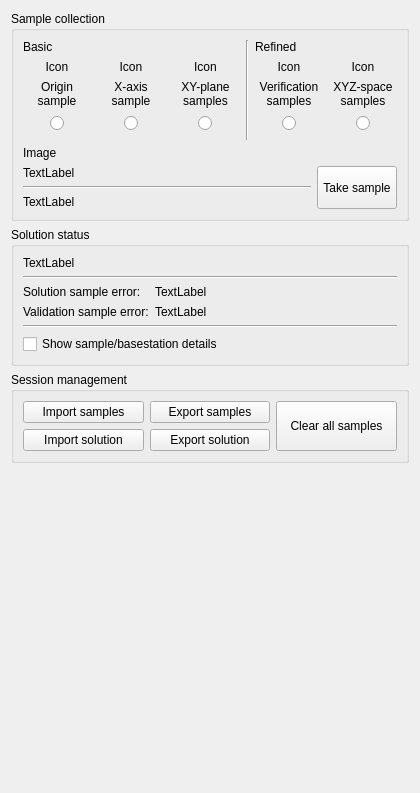
Before: the Qt Designer form src/cfclient/ui/widgets/geo_estimator.ui in bitcraze/crazyflie-clients-python, drawn with Qt 5.
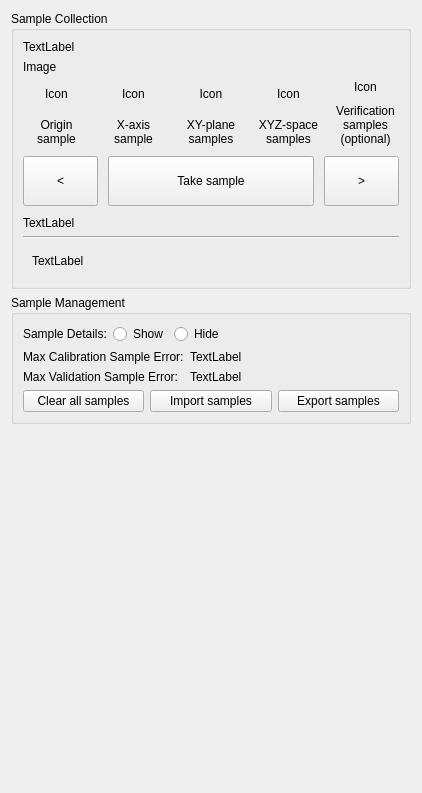
After: the same form once the commit is applied.

Commit message: First steps of joes new design

```diff
--- a/src/cfclient/ui/widgets/geo_estimator.ui
+++ b/src/cfclient/ui/widgets/geo_estimator.ui
@@ -6,7 +6,7 @@
    <rect>
     <x>0</x>
     <y>0</y>
-    <width>420</width>
+    <width>422</width>
     <height>793</height>
    </rect>
   </property>
@@ -30,374 +30,225 @@
           <string notr="true"/>
          </property>
          <property name="title">
-          <string>Sample collection</string>
+          <string>Sample Collection</string>
          </property>
          <layout class="QVBoxLayout" name="verticalLayout_2">
           <item>
-           <layout class="QGridLayout" name="gridLayout">
-            <item row="3" column="1">
-             <widget class="QLabel" name="label_7">
-              <property name="text">
-               <string>&lt;html&gt;&lt;head/&gt;&lt;body&gt;&lt;p align=&quot;center&quot;&gt;X-axis&lt;br/&gt;sample&lt;/p&gt;&lt;/body&gt;&lt;/html&gt;</string>
+           <layout class="QGridLayout" name="gridLayout_5">
+            <item row="1" column="0">
+             <widget class="QLabel" name="_step_image">
+              <property name="styleSheet">
+               <string notr="true"/>
               </property>
-             </widget>
-            </item>
-            <item row="1" column="4" colspan="2">
-             <widget class="QLabel" name="_refined_steps_section_label">
               <property name="text">
-               <string>Refined</string>
+               <string>Image</string>
               </property>
              </widget>
             </item>
-            <item row="1" column="3" rowspan="5">
-             <widget class="Line" name="line_2">
-              <property name="orientation">
-               <enum>Qt::Orientation::Vertical</enum>
+            <item row="0" column="0">
+             <widget class="QLabel" name="_step_instructions">
+              <property name="sizePolicy">
+               <sizepolicy hsizetype="MinimumExpanding" vsizetype="Preferred">
+                <horstretch>0</horstretch>
+                <verstretch>0</verstretch>
+               </sizepolicy>
               </property>
-             </widget>
-            </item>
-            <item row="2" column="5">
-             <widget class="QLabel" name="_xyz_space_icon">
               <property name="text">
-               <string>Icon</string>
+               <string>TextLabel</string>
               </property>
-              <property name="alignment">
-               <set>Qt::AlignmentFlag::AlignCenter</set>
+              <property name="wordWrap">
+               <bool>true</bool>
               </property>
              </widget>
             </item>
-            <item row="1" column="0" colspan="3">
-             <widget class="QLabel" name="_basic_steps_section_label">
-              <property name="text">
-               <string>Basic</string>
-              </property>
-             </widget>
-            </item>
-            <item row="2" column="2">
-             <widget class="QLabel" name="_xy_plane_icon">
-              <property name="text">
-               <string>Icon</string>
-              </property>
-              <property name="alignment">
-               <set>Qt::AlignmentFlag::AlignCenter</set>
-              </property>
-             </widget>
-            </item>
-            <item row="2" column="1">
-             <widget class="QLabel" name="_x_axis_icon">
-              <property name="text">
-               <string>Icon</string>
-              </property>
-              <property name="alignment">
-               <set>Qt::AlignmentFlag::AlignCenter</set>
-              </property>
-             </widget>
-            </item>
-            <item row="3" column="4">
-             <widget class="QLabel" name="label_9">
-              <property name="text">
-               <string>&lt;html&gt;&lt;head/&gt;&lt;body&gt;&lt;p align=&quot;center&quot;&gt;Verification&lt;br/&gt;samples&lt;/p&gt;&lt;/body&gt;&lt;/html&gt;</string>
-              </property>
-             </widget>
-            </item>
-            <item row="2" column="4">
-             <widget class="QLabel" name="_verification_icon">
-              <property name="text">
-               <string>Icon</string>
-              </property>
-              <property name="alignment">
-               <set>Qt::AlignmentFlag::AlignCenter</set>
-              </property>
-             </widget>
-            </item>
-            <item row="4" column="0">
-             <layout class="QHBoxLayout" name="horizontalLayout_2">
-              <item>
-               <spacer name="horizontalSpacer_2">
-                <property name="orientation">
-                 <enum>Qt::Orientation::Horizontal</enum>
-                </property>
-                <property name="sizeHint" stdset="0">
-                 <size>
-                  <width>40</width>
-                  <height>20</height>
-                 </size>
-                </property>
-               </spacer>
-              </item>
-              <item>
-               <widget class="QRadioButton" name="_origin_radio">
-                <property name="sizePolicy">
-                 <sizepolicy hsizetype="Preferred" vsizetype="Fixed">
-                  <horstretch>0</horstretch>
-                  <verstretch>0</verstretch>
-                 </sizepolicy>
-                </property>
-                <property name="text">
-                 <string/>
-                </property>
-               </widget>
-              </item>
-              <item>
-               <spacer name="horizontalSpacer_3">
-                <property name="orientation">
-                 <enum>Qt::Orientation::Horizontal</enum>
-                </property>
-                <property name="sizeHint" stdset="0">
-                 <size>
-                  <width>40</width>
-                  <height>20</height>
-                 </size>
-                </property>
-               </spacer>
-              </item>
-             </layout>
-            </item>
-            <item row="3" column="0">
-             <widget class="QLabel" name="label_6">
-              <property name="text">
-               <string>&lt;html&gt;&lt;head/&gt;&lt;body&gt;&lt;p align=&quot;center&quot;&gt;Origin&lt;br/&gt;sample&lt;/p&gt;&lt;/body&gt;&lt;/html&gt;</string>
-              </property>
-              <property name="alignment">
-               <set>Qt::AlignmentFlag::AlignLeading|Qt::AlignmentFlag::AlignLeft|Qt::AlignmentFlag::AlignVCenter</set>
-              </property>
-             </widget>
-            </item>
-            <item row="3" column="2">
-             <widget class="QLabel" name="label_8">
-              <property name="text">
-               <string>&lt;html&gt;&lt;head/&gt;&lt;body&gt;&lt;p align=&quot;center&quot;&gt;XY-plane&lt;br/&gt;samples&lt;/p&gt;&lt;/body&gt;&lt;/html&gt;</string>
-              </property>
-             </widget>
-            </item>
-            <item row="3" column="5">
-             <widget class="QLabel" name="label_10">
-              <property name="text">
-               <string>&lt;html&gt;&lt;head/&gt;&lt;body&gt;&lt;p align=&quot;center&quot;&gt;XYZ-space&lt;br/&gt;samples&lt;/p&gt;&lt;/body&gt;&lt;/html&gt;</string>
-              </property>
-             </widget>
-            </item>
-            <item row="2" column="0">
-             <widget class="QLabel" name="_origin_icon">
-              <property name="text">
-               <string>Icon</string>
-              </property>
-              <property name="alignment">
-               <set>Qt::AlignmentFlag::AlignCenter</set>
-              </property>
-             </widget>
-            </item>
-            <item row="4" column="1">
-             <layout class="QHBoxLayout" name="horizontalLayout_9">
-              <item>
-               <spacer name="horizontalSpacer_4">
-                <property name="orientation">
-                 <enum>Qt::Orientation::Horizontal</enum>
-                </property>
-                <property name="sizeHint" stdset="0">
-                 <size>
-                  <width>40</width>
-                  <height>20</height>
-                 </size>
-                </property>
-               </spacer>
-              </item>
-              <item>
-               <widget class="QRadioButton" name="_x_axis_radio">
-                <property name="sizePolicy">
-                 <sizepolicy hsizetype="Preferred" vsizetype="Fixed">
-                  <horstretch>0</horstretch>
-                  <verstretch>0</verstretch>
-                 </sizepolicy>
-                </property>
-                <property name="text">
-                 <string/>
-                </property>
-               </widget>
-              </item>
-              <item>
-               <spacer name="horizontalSpacer_5">
-                <property name="orientation">
-                 <enum>Qt::Orientation::Horizontal</enum>
-                </property>
-                <property name="sizeHint" stdset="0">
-                 <size>
-                  <width>40</width>
-                  <height>20</height>
-                 </size>
-                </property>
-               </spacer>
-              </item>
-             </layout>
-            </item>
-            <item row="4" column="2">
-             <layout class="QHBoxLayout" name="horizontalLayout_10">
-              <item>
-               <spacer name="horizontalSpacer_6">
-                <property name="orientation">
-                 <enum>Qt::Orientation::Horizontal</enum>
-                </property>
-                <property name="sizeHint" stdset="0">
-                 <size>
-                  <width>40</width>
-                  <height>20</height>
-                 </size>
-                </property>
-               </spacer>
-              </item>
-              <item>
-               <widget class="QRadioButton" name="_xy_plane_radio">
-                <property name="sizePolicy">
-                 <sizepolicy hsizetype="Preferred" vsizetype="Fixed">
-                  <horstretch>0</horstretch>
-                  <verstretch>0</verstretch>
-                 </sizepolicy>
-                </property>
-                <property name="text">
-                 <string/>
-                </property>
-               </widget>
-              </item>
-              <item>
-               <spacer name="horizontalSpacer_7">
-                <property name="orientation">
-                 <enum>Qt::Orientation::Horizontal</enum>
-                </property>
-                <property name="sizeHint" stdset="0">
-                 <size>
-                  <width>40</width>
-                  <height>20</height>
-                 </size>
-                </property>
-               </spacer>
-              </item>
-             </layout>
-            </item>
-            <item row="4" column="4">
-             <layout class="QHBoxLayout" name="horizontalLayout_11">
-              <item>
-               <spacer name="horizontalSpacer_8">
-                <property name="orientation">
-                 <enum>Qt::Orientation::Horizontal</enum>
-                </property>
-                <property name="sizeHint" stdset="0">
-                 <size>
-                  <width>40</width>
-                  <height>20</height>
-                 </size>
-                </property>
-               </spacer>
-              </item>
-              <item>
-               <widget class="QRadioButton" name="_verification_radio">
-                <property name="sizePolicy">
-                 <sizepolicy hsizetype="Preferred" vsizetype="Fixed">
-                  <horstretch>0</horstretch>
-                  <verstretch>0</verstretch>
-                 </sizepolicy>
-                </property>
-                <property name="text">
-                 <string/>
-                </property>
-               </widget>
-              </item>
-              <item>
-               <spacer name="horizontalSpacer_9">
-                <property name="orientation">
-                 <enum>Qt::Orientation::Horizontal</enum>
-                </property>
-                <property name="sizeHint" stdset="0">
-                 <size>
-                  <width>40</width>
-                  <height>20</height>
-                 </size>
-                </property>
-               </spacer>
-              </item>
-             </layout>
-            </item>
-            <item row="4" column="5">
-             <layout class="QHBoxLayout" name="horizontalLayout_12">
-              <item>
-               <spacer name="horizontalSpacer_11">
-                <property name="orientation">
-                 <enum>Qt::Orientation::Horizontal</enum>
-                </property>
-                <property name="sizeHint" stdset="0">
-                 <size>
-                  <width>40</width>
-                  <height>20</height>
-                 </size>
-                </property>
-               </spacer>
-              </item>
-              <item>
-               <widget class="QRadioButton" name="_xyz_space_radio">
-                <property name="sizePolicy">
-                 <sizepolicy hsizetype="Preferred" vsizetype="Fixed">
-                  <horstretch>0</horstretch>
-                  <verstretch>0</verstretch>
-                 </sizepolicy>
-                </property>
-                <property name="text">
-                 <string/>
-                </property>
-               </widget>
-              </item>
-              <item>
-               <spacer name="horizontalSpacer_10">
-                <property name="orientation">
-                 <enum>Qt::Orientation::Horizontal</enum>
-                </property>
-                <property name="sizeHint" stdset="0">
-                 <size>
-                  <width>40</width>
-                  <height>20</height>
-                 </size>
-                </property>
-               </spacer>
-              </item>
-             </layout>
-            </item>
            </layout>
           </item>
           <item>
-           <widget class="QLabel" name="_step_image">
-            <property name="styleSheet">
-             <string notr="true"/>
+           <layout class="QVBoxLayout" name="verticalLayout_6">
+            <property name="spacing">
+             <number>10</number>
             </property>
-            <property name="text">
-             <string>Image</string>
-            </property>
-           </widget>
-          </item>
-          <item>
-           <layout class="QHBoxLayout" name="horizontalLayout">
+            <item>
+             <layout class="QGridLayout" name="gridLayout">
+              <item row="1" column="1">
+               <layout class="QVBoxLayout" name="vl_x_axis">
+                <item>
+                 <widget class="QLabel" name="_x_axis_icon">
+                  <property name="text">
+                   <string>Icon</string>
+                  </property>
+                  <property name="alignment">
+                   <set>Qt::AlignmentFlag::AlignCenter</set>
+                  </property>
+                 </widget>
+                </item>
+                <item>
+                 <widget class="QLabel" name="label_7">
+                  <property name="text">
+                   <string>&lt;html&gt;&lt;head/&gt;&lt;body&gt;&lt;p align=&quot;center&quot;&gt;X-axis&lt;br/&gt;sample&lt;/p&gt;&lt;/body&gt;&lt;/html&gt;</string>
+                  </property>
+                 </widget>
+                </item>
+               </layout>
+              </item>
+              <item row="1" column="2">
+               <layout class="QVBoxLayout" name="vl_xy_plane">
+                <item>
+                 <widget class="QLabel" name="_xy_plane_icon">
+                  <property name="text">
+                   <string>Icon</string>
+                  </property>
+                  <property name="alignment">
+                   <set>Qt::AlignmentFlag::AlignCenter</set>
+                  </property>
+                 </widget>
+                </item>
+                <item>
+                 <widget class="QLabel" name="label_8">
+                  <property name="text">
+                   <string>&lt;html&gt;&lt;head/&gt;&lt;body&gt;&lt;p align=&quot;center&quot;&gt;XY-plane&lt;br/&gt;samples&lt;/p&gt;&lt;/body&gt;&lt;/html&gt;</string>
+                  </property>
+                 </widget>
+                </item>
+               </layout>
+              </item>
+              <item row="1" column="3">
+               <layout class="QVBoxLayout" name="vl_xyz_space">
+                <item>
+                 <widget class="QLabel" name="_xyz_space_icon">
+                  <property name="text">
+                   <string>Icon</string>
+                  </property>
+                  <property name="alignment">
+                   <set>Qt::AlignmentFlag::AlignCenter</set>
+                  </property>
+                 </widget>
+                </item>
+                <item>
+                 <widget class="QLabel" name="label_10">
+                  <property name="text">
+                   <string>&lt;html&gt;&lt;head/&gt;&lt;body&gt;&lt;p align=&quot;center&quot;&gt;XYZ-space&lt;br/&gt;samples&lt;/p&gt;&lt;/body&gt;&lt;/html&gt;</string>
+                  </property>
+                 </widget>
+                </item>
+               </layout>
+              </item>
+              <item row="1" column="5">
+               <layout class="QVBoxLayout" name="vl_verification">
+                <item>
+                 <widget class="QLabel" name="_verification_icon">
+                  <property name="text">
+                   <string>Icon</string>
+                  </property>
+                  <property name="alignment">
+                   <set>Qt::AlignmentFlag::AlignCenter</set>
+                  </property>
+                 </widget>
+                </item>
+                <item>
+                 <widget class="QLabel" name="label_9">
+                  <property name="text">
+                   <string>&lt;html&gt;&lt;head/&gt;&lt;body&gt;&lt;p align=&quot;center&quot;&gt;Verification&lt;br/&gt;samples&lt;br/&gt;(optional)&lt;/p&gt;&lt;/body&gt;&lt;/html&gt;</string>
+                  </property>
+                 </widget>
+                </item>
+               </layout>
+              </item>
+              <item row="1" column="0">
+               <layout class="QVBoxLayout" name="vl_origin">
+                <item>
+                 <widget class="QLabel" name="_origin_icon">
+                  <property name="text">
+                   <string>Icon</string>
+                  </property>
+                  <property name="alignment">
+                   <set>Qt::AlignmentFlag::AlignCenter</set>
+                  </property>
+                 </widget>
+                </item>
+                <item>
+                 <widget class="QLabel" name="label_6">
+                  <property name="text">
+                   <string>&lt;html&gt;&lt;head/&gt;&lt;body&gt;&lt;p align=&quot;center&quot;&gt;Origin&lt;br/&gt;sample&lt;/p&gt;&lt;/body&gt;&lt;/html&gt;</string>
+                  </property>
+                  <property name="alignment">
+                   <set>Qt::AlignmentFlag::AlignLeading|Qt::AlignmentFlag::AlignLeft|Qt::AlignmentFlag::AlignVCenter</set>
+                  </property>
+                 </widget>
+                </item>
+               </layout>
+              </item>
+             </layout>
+            </item>
+            <item>
+             <layout class="QHBoxLayout" name="horizontalLayout">
+              <item>
+               <widget class="QPushButton" name="_previous_sample">
+                <property name="minimumSize">
+                 <size>
+                  <width>0</width>
+                  <height>50</height>
+                 </size>
+                </property>
+                <property name="maximumSize">
+                 <size>
+                  <width>75</width>
+                  <height>16777215</height>
+                 </size>
+                </property>
+                <property name="text">
+                 <string>&lt;</string>
+                </property>
+               </widget>
+              </item>
+              <item>
+               <widget class="QPushButton" name="_step_measure">
+                <property name="sizePolicy">
+                 <sizepolicy hsizetype="Maximum" vsizetype="Minimum">
+                  <horstretch>0</horstretch>
+                  <verstretch>0</verstretch>
+                 </sizepolicy>
+                </property>
+                <property name="minimumSize">
+                 <size>
+                  <width>0</width>
+                  <height>50</height>
+                 </size>
+                </property>
+                <property name="maximumSize">
+                 <size>
+                  <width>500</width>
+                  <height>16777215</height>
+                 </size>
+                </property>
+                <property name="text">
+                 <string>Take sample</string>
+                </property>
+               </widget>
+              </item>
+              <item>
+               <widget class="QPushButton" name="_next_sample">
+                <property name="minimumSize">
+                 <size>
+                  <width>0</width>
+                  <height>50</height>
+                 </size>
+                </property>
+                <property name="maximumSize">
+                 <size>
+                  <width>75</width>
+                  <height>16777215</height>
+                 </size>
+                </property>
+                <property name="text">
+                 <string>&gt;</string>
+                </property>
+               </widget>
+              </item>
+             </layout>
+            </item>
             <item>
              <layout class="QVBoxLayout" name="verticalLayout_3">
-              <item>
-               <widget class="QLabel" name="_step_instructions">
-                <property name="sizePolicy">
-                 <sizepolicy hsizetype="MinimumExpanding" vsizetype="Preferred">
-                  <horstretch>0</horstretch>
-                  <verstretch>0</verstretch>
-                 </sizepolicy>
-                </property>
-                <property name="text">
-                 <string>TextLabel</string>
-                </property>
-                <property name="wordWrap">
-                 <bool>true</bool>
-                </property>
-               </widget>
-              </item>
-              <item>
-               <widget class="Line" name="line">
-                <property name="orientation">
-                 <enum>Qt::Orientation::Horizontal</enum>
-                </property>
-               </widget>
-              </item>
               <item>
                <widget class="QLabel" name="_step_info">
                 <property name="sizePolicy">
@@ -419,21 +270,34 @@
               </item>
              </layout>
             </item>
-            <item>
-             <widget class="QPushButton" name="_step_measure">
-              <property name="sizePolicy">
-               <sizepolicy hsizetype="Maximum" vsizetype="Minimum">
-                <horstretch>0</horstretch>
-                <verstretch>0</verstretch>
-               </sizepolicy>
-              </property>
-              <property name="text">
-               <string>Take sample</string>
-              </property>
-             </widget>
-            </item>
            </layout>
           </item>
+          <item>
+           <widget class="Line" name="line">
+            <property name="orientation">
+             <enum>Qt::Orientation::Horizontal</enum>
+            </property>
+           </widget>
+          </item>
+          <item>
+           <widget class="QWidget" name="_solution_status_widget" native="true">
+            <layout class="QVBoxLayout" name="_solution_status_layout">
+             <item>
+              <widget class="QLabel" name="_solution_status_info">
+               <property name="sizePolicy">
+                <sizepolicy hsizetype="Maximum" vsizetype="Preferred">
+                 <horstretch>0</horstretch>
+                 <verstretch>0</verstretch>
+                </sizepolicy>
+               </property>
+               <property name="text">
+                <string>TextLabel</string>
+               </property>
+              </widget>
+             </item>
+            </layout>
+           </widget>
+          </item>
          </layout>
         </widget>
        </item>
@@ -446,57 +310,49 @@
           </sizepolicy>
          </property>
          <property name="title">
-          <string>Solution status</string>
+          <string>Sample Management</string>
          </property>
          <layout class="QVBoxLayout" name="verticalLayout_4">
           <item>
-           <widget class="QLabel" name="_solution_status_info">
-            <property name="sizePolicy">
-             <sizepolicy hsizetype="Maximum" vsizetype="Preferred">
-              <horstretch>0</horstretch>
-              <verstretch>0</verstretch>
-             </sizepolicy>
-            </property>
-            <property name="text">
-             <string>TextLabel</string>
-            </property>
-           </widget>
-          </item>
-          <item>
-           <widget class="Line" name="line_3">
-            <property name="orientation">
-             <enum>Qt::Orientation::Horizontal</enum>
-            </property>
-           </widget>
+           <layout class="QHBoxLayout" name="horizontalLayout_2">
+            <item>
+             <widget class="QLabel" name="label_3">
+              <property name="text">
+               <string>Sample Details:</string>
+              </property>
+             </widget>
+            </item>
+            <item>
+             <widget class="QRadioButton" name="_show_details">
+              <property name="text">
+               <string>Show</string>
+              </property>
+             </widget>
+            </item>
+            <item>
+             <widget class="QRadioButton" name="_hide_details">
+              <property name="text">
+               <string>Hide</string>
+              </property>
+             </widget>
+            </item>
+            <item>
+             <spacer name="horizontalSpacer">
+              <property name="orientation">
+               <enum>Qt::Orientation::Horizontal</enum>
+              </property>
+              <property name="sizeHint" stdset="0">
+               <size>
+                <width>40</width>
+                <height>20</height>
+               </size>
+              </property>
+             </spacer>
+            </item>
+           </layout>
           </item>
           <item>
            <layout class="QGridLayout" name="gridLayout_4">
-            <item row="0" column="1">
-             <widget class="QLabel" name="_solution_status_max_error">
-              <property name="sizePolicy">
-               <sizepolicy hsizetype="Preferred" vsizetype="Preferred">
-                <horstretch>0</horstretch>
-                <verstretch>0</verstretch>
-               </sizepolicy>
-              </property>
-              <property name="text">
-               <string>TextLabel</string>
-              </property>
-             </widget>
-            </item>
-            <item row="0" column="0">
-             <widget class="QLabel" name="label">
-              <property name="sizePolicy">
-               <sizepolicy hsizetype="Maximum" vsizetype="Preferred">
-                <horstretch>0</horstretch>
-                <verstretch>0</verstretch>
-               </sizepolicy>
-              </property>
-              <property name="text">
-               <string>Solution sample error:</string>
-              </property>
-             </widget>
-            </item>
             <item row="1" column="1">
              <widget class="QLabel" name="_solution_status_verification_error">
               <property name="sizePolicy">
@@ -519,78 +375,68 @@
                </sizepolicy>
               </property>
               <property name="text">
-               <string>Validation sample error:</string>
+               <string>Max Validation Sample Error:</string>
               </property>
              </widget>
             </item>
+            <item row="0" column="1">
+             <widget class="QLabel" name="_solution_status_max_error">
+              <property name="sizePolicy">
+               <sizepolicy hsizetype="Preferred" vsizetype="Preferred">
+                <horstretch>0</horstretch>
+                <verstretch>0</verstretch>
+               </sizepolicy>
+              </property>
+              <property name="text">
+               <string>TextLabel</string>
+              </property>
+             </widget>
+            </item>
+            <item row="0" column="0">
+             <widget class="QLabel" name="label">
+              <property name="sizePolicy">
+               <sizepolicy hsizetype="Maximum" vsizetype="Preferred">
+                <horstretch>0</horstretch>
+                <verstretch>0</verstretch>
+               </sizepolicy>
+              </property>
+              <property name="text">
+               <string>Max Calibration Sample Error:</string>
+              </property>
+             </widget>
+            </item>
            </layout>
           </item>
           <item>
-           <widget class="Line" name="line_4">
-            <property name="orientation">
-             <enum>Qt::Orientation::Horizontal</enum>
-            </property>
-           </widget>
-          </item>
-          <item>
-           <widget class="QCheckBox" name="_details_checkbox">
-            <property name="text">
-             <string>Show sample/basestation details</string>
-            </property>
-           </widget>
-          </item>
-         </layout>
-        </widget>
-       </item>
-       <item>
-        <layout class="QHBoxLayout" name="horizontalLayout_8"/>
-       </item>
-       <item>
-        <widget class="QGroupBox" name="_session_management_group_box">
-         <property name="title">
-          <string>Session management</string>
-         </property>
-         <layout class="QGridLayout" name="gridLayout_2">
-          <item row="1" column="1">
-           <widget class="QPushButton" name="_export_solution_button">
-            <property name="text">
-             <string>Export solution</string>
-            </property>
-           </widget>
-          </item>
-          <item row="0" column="1">
-           <widget class="QPushButton" name="_export_samples_button">
-            <property name="text">
-             <string>Export samples</string>
-            </property>
-           </widget>
-          </item>
-          <item row="1" column="0">
-           <widget class="QPushButton" name="_import_solution_button">
-            <property name="text">
-             <string>Import solution</string>
-            </property>
-           </widget>
-          </item>
-          <item row="0" column="0">
-           <widget class="QPushButton" name="_import_samples_button">
-            <property name="text">
-             <string>Import samples</string>
-            </property>
-           </widget>
-          </item>
-          <item row="0" column="2" rowspan="2">
-           <widget class="QPushButton" name="_clear_all_button">
-            <property name="sizePolicy">
-             <sizepolicy hsizetype="Minimum" vsizetype="Minimum">
-              <horstretch>0</horstretch>
-              <verstretch>0</verstretch>
-             </sizepolicy>
-            </property>
-            <property name="text">
-             <string>Clear all samples</string>
-            </property>
-           </widget>
+           <layout class="QHBoxLayout" name="horizontalLayout_3">
+            <item>
+             <widget class="QPushButton" name="_clear_all_button">
+              <property name="sizePolicy">
+               <sizepolicy hsizetype="Minimum" vsizetype="Minimum">
+                <horstretch>0</horstretch>
+                <verstretch>0</verstretch>
+               </sizepolicy>
+              </property>
+              <property name="text">
+               <string>Clear all samples</string>
+              </property>
+             </widget>
+            </item>
+            <item>
+             <widget class="QPushButton" name="_import_samples_button">
+              <property name="text">
+               <string>Import samples</string>
+              </property>
+             </widget>
+            </item>
+            <item>
+             <widget class="QPushButton" name="_export_samples_button">
+              <property name="text">
+               <string>Export samples</string>
+              </property>
+             </widget>
+            </item>
+           </layout>
           </item>
          </layout>
         </widget>
```
The commit also changes 5 other files.
